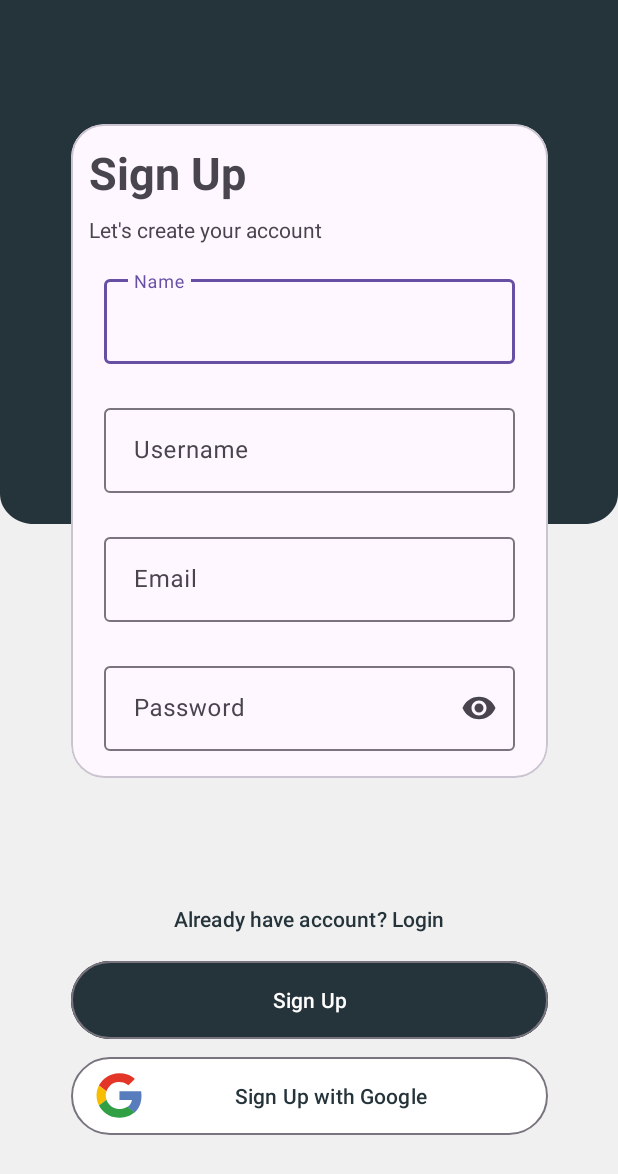
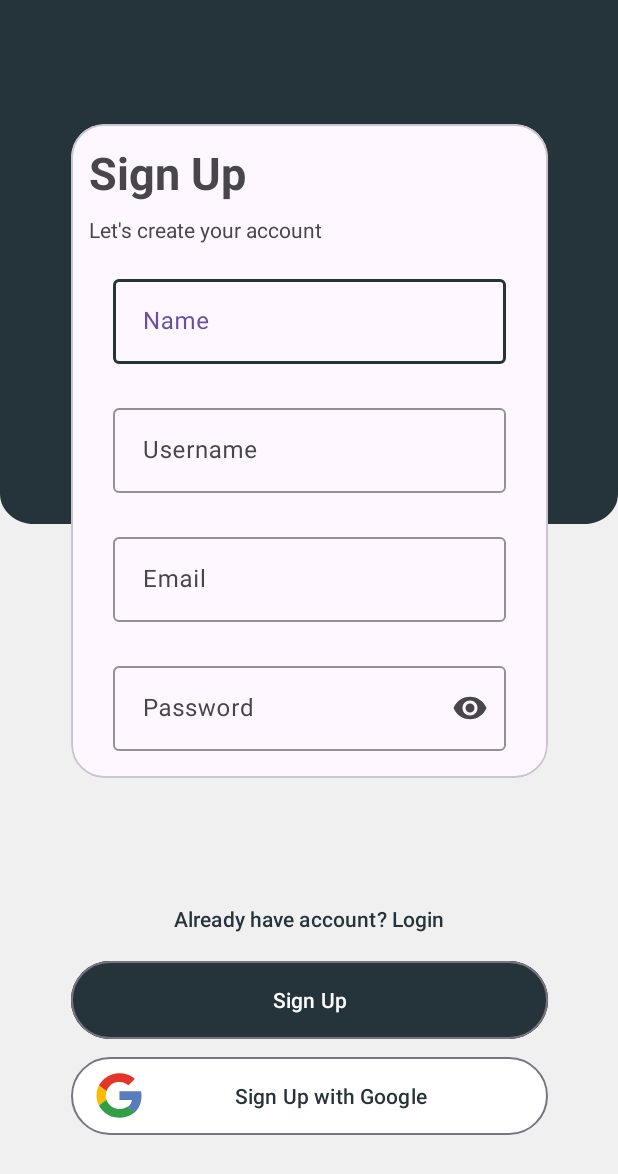
Before and after one commit to RexRama/Nutrifish-C241-PS164, an Android app: the RegisterActivity screen opened directly, with no data from a screen before it, on a phone screen of 412 x 824 dp. Shown: the top 1174 px of the screen. Run offline under Robolectric (Android 15) with nearby library versions, the phone set to English and light mode, and no system bars.

Commit message:
Minor UI update

```diff
--- a/app/src/main/java/com/org/capstone/nutrifish/ui/main/splash/SplashActivity.kt
+++ b/app/src/main/java/com/org/capstone/nutrifish/ui/main/splash/SplashActivity.kt
@@ -5,7 +5,6 @@ import android.content.Intent
 import android.os.Bundle
 import android.os.Handler
 import android.os.Looper
-import androidx.activity.enableEdgeToEdge
 import androidx.appcompat.app.AppCompatActivity
 import androidx.core.view.ViewCompat
 import androidx.core.view.WindowInsetsCompat
--- a/app/src/main/res/layout/activity_login.xml
+++ b/app/src/main/res/layout/activity_login.xml
@@ -119,7 +119,7 @@
 
                 <com.google.android.material.textfield.TextInputLayout
                     android:id="@+id/input_login_email"
-                    style="@style/Widget.Material3.TextInputLayout.OutlinedBox"
+                    style="@style/outlinedBox"
                     android:layout_width="match_parent"
                     android:layout_height="wrap_content"
                     android:layout_marginLeft="4dp"
@@ -140,7 +140,7 @@
                 </com.google.android.material.textfield.TextInputLayout>
 
                 <com.google.android.material.textfield.TextInputLayout
-                    style="@style/Widget.Material3.TextInputLayout.OutlinedBox"
+                    style="@style/outlinedBox"
                     android:id="@+id/input_login_password"
                     android:layout_width="match_parent"
                     android:layout_height="wrap_content"
--- a/app/src/main/res/layout/activity_register.xml
+++ b/app/src/main/res/layout/activity_register.xml
@@ -111,7 +111,7 @@
 
                 <com.google.android.material.textfield.TextInputLayout
                     android:id="@+id/input_register_name"
-                    style="@style/Widget.Material3.TextInputLayout.OutlinedBox"
+                    style="@style/outlinedBox"
                     android:layout_width="match_parent"
                     android:layout_height="wrap_content"
                     android:layout_marginLeft="4dp"
@@ -133,7 +133,7 @@
 
                 <com.google.android.material.textfield.TextInputLayout
                     android:id="@+id/input_register_username"
-                    style="@style/Widget.Material3.TextInputLayout.OutlinedBox"
+                    style="@style/outlinedBox"
                     android:layout_width="match_parent"
                     android:layout_height="wrap_content"
                     android:layout_marginLeft="4dp"
@@ -155,7 +155,7 @@
 
                 <com.google.android.material.textfield.TextInputLayout
                     android:id="@+id/input_login_email"
-                    style="@style/Widget.Material3.TextInputLayout.OutlinedBox"
+                    style="@style/outlinedBox"
                     android:layout_width="match_parent"
                     android:layout_height="wrap_content"
                     android:layout_marginLeft="4dp"
@@ -176,7 +176,7 @@
                 </com.google.android.material.textfield.TextInputLayout>
 
                 <com.google.android.material.textfield.TextInputLayout
-                    style="@style/Widget.Material3.TextInputLayout.OutlinedBox"
+                    style="@style/outlinedBox"
                     android:id="@+id/input_register_password"
                     android:layout_width="match_parent"
                     android:layout_height="wrap_content"
--- a/app/src/main/res/values-night/themes.xml
+++ b/app/src/main/res/values-night/themes.xml
@@ -6,4 +6,10 @@
         <item name="android:statusBarColor">@color/darkGreen</item>
         <item name="android:navigationBarColor">@color/darkGreen</item>
     </style>
+
+    <style name="outlinedBox" parent="Widget.Material3.AutoCompleteTextView.OutlinedBox">
+        <item name="boxStrokeColor">@color/darkGreen</item>
+        <item name="cursorColor">@color/darkGreen</item>
+        <item name="hintTextColor">@color/darkGreen</item>
+    </style>
 </resources>
--- a/app/src/main/res/values/themes.xml
+++ b/app/src/main/res/values/themes.xml
@@ -8,4 +8,10 @@
     </style>
 
     <style name="Theme.Nutrifish" parent="Base.Theme.Nutrifish" />
+
+    <style name="outlinedBox" parent="Widget.Material3.AutoCompleteTextView.OutlinedBox">
+        <item name="boxStrokeColor">@color/darkGreen</item>
+        <item name="cursorColor">@color/darkGreen</item>
+        <item name="hintTextColor">@color/darkGreen</item>
+    </style>
 </resources>
```
